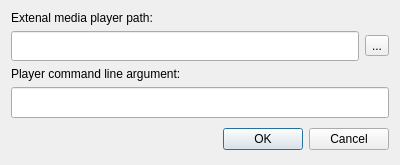
missdeer/imchenwen, file src/client/optiondialog.ui: the form before one commit.
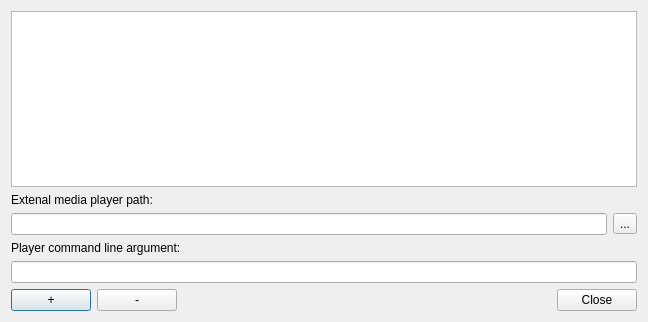
The form after the commit.

Commit message: (*)finished external players configurable

```diff
--- a/src/client/optiondialog.ui
+++ b/src/client/optiondialog.ui
@@ -6,8 +6,8 @@
    <rect>
     <x>0</x>
     <y>0</y>
-    <width>400</width>
-    <height>165</height>
+    <width>648</width>
+    <height>322</height>
    </rect>
   </property>
   <property name="windowTitle">
@@ -15,7 +15,20 @@
   </property>
   <layout class="QVBoxLayout" name="verticalLayout_2">
    <item>
-    <layout class="QVBoxLayout" name="verticalLayout">
+    <layout class="QVBoxLayout" name="verticalLayout" stretch="1,0,0,0,0,0">
+     <item>
+      <widget class="QListWidget" name="playerList">
+       <property name="viewMode">
+        <enum>QListView::ListMode</enum>
+       </property>
+       <property name="uniformItemSizes">
+        <bool>true</bool>
+       </property>
+       <property name="selectionRectVisible">
+        <bool>true</bool>
+       </property>
+      </widget>
+     </item>
      <item>
       <widget class="QLabel" name="label">
        <property name="text">
@@ -62,20 +75,32 @@
       </widget>
      </item>
      <item>
-      <widget class="QDialogButtonBox" name="buttonBox">
-       <property name="sizePolicy">
-        <sizepolicy hsizetype="Expanding" vsizetype="MinimumExpanding">
-         <horstretch>0</horstretch>
-         <verstretch>0</verstretch>
-        </sizepolicy>
-       </property>
-       <property name="orientation">
-        <enum>Qt::Horizontal</enum>
-       </property>
-       <property name="standardButtons">
-        <set>QDialogButtonBox::Cancel|QDialogButtonBox::Ok</set>
-       </property>
-      </widget>
+      <layout class="QHBoxLayout" name="buttonsHorizontalLayout" stretch="0,0,1,0">
+       <item>
+        <widget class="QPushButton" name="btnAddPlayer">
+         <property name="text">
+          <string>+</string>
+         </property>
+        </widget>
+       </item>
+       <item>
+        <widget class="QPushButton" name="btnRemovePlayer">
+         <property name="text">
+          <string>-</string>
+         </property>
+        </widget>
+       </item>
+       <item>
+        <widget class="QWidget" name="widget" native="true"/>
+       </item>
+       <item>
+        <widget class="QPushButton" name="btnClose">
+         <property name="text">
+          <string>Close</string>
+         </property>
+        </widget>
+       </item>
+      </layout>
      </item>
     </layout>
    </item>
```
Left out of the diff: 35 changed lines with no effect on the pictures. The commit also changes 4 other files.
